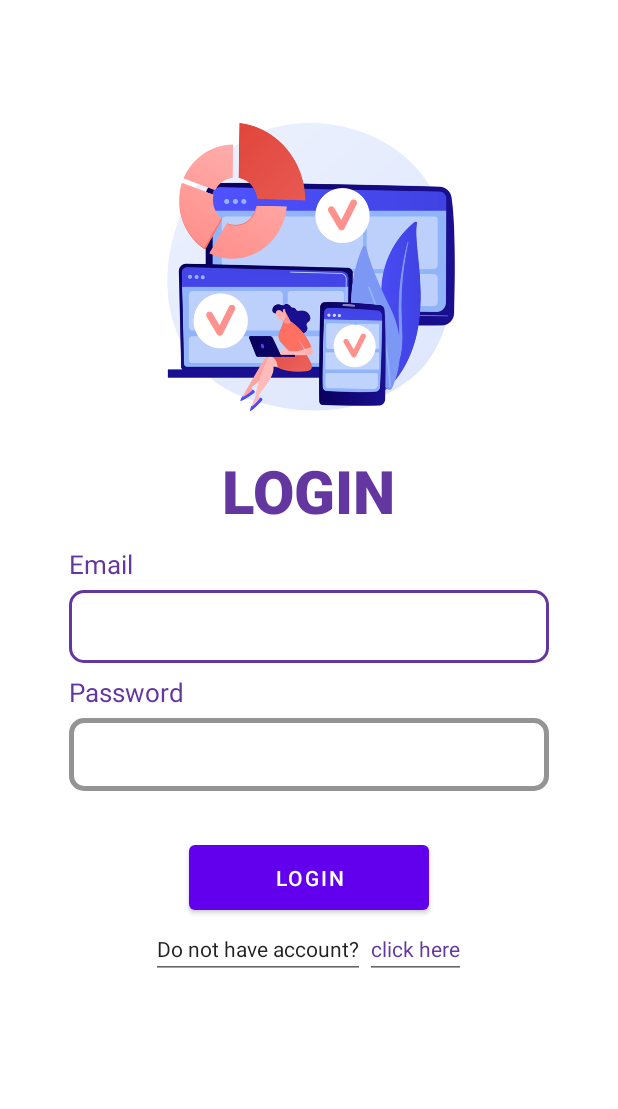
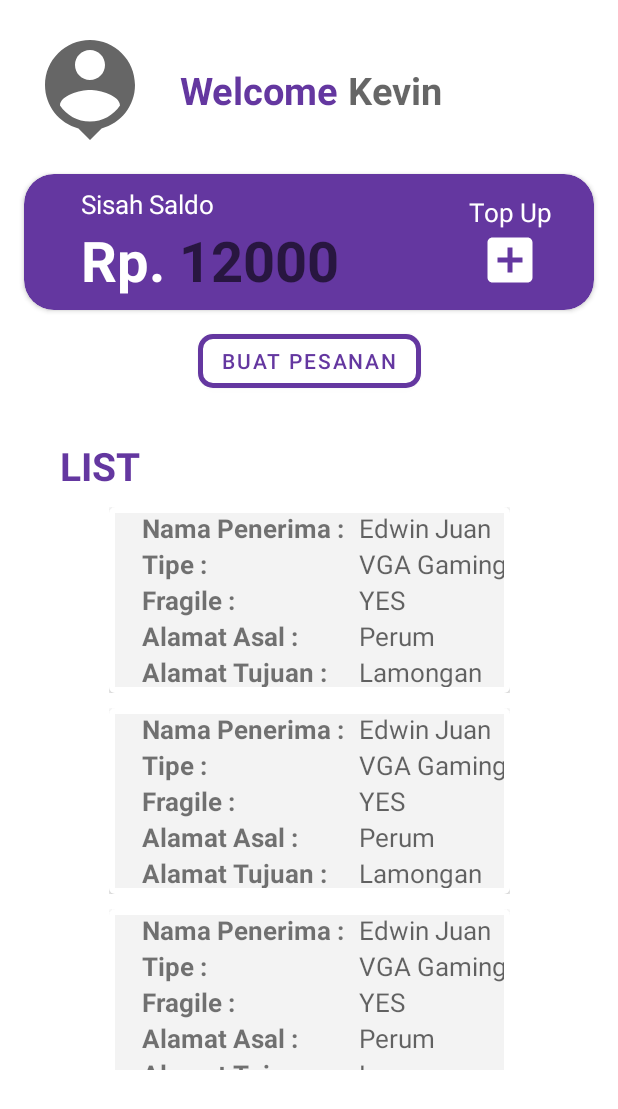
Before and after one commit to NathKevin/UAS_PBP, an Android app: the layout activity_main.xml on its own in the app's theme, with its tools: preview values and no code run, on a phone screen of 412 x 824 dp. Shown: the top 1109 px of the screen. Run offline under Robolectric (Android 15) with nearby library versions, the light colour scheme and no system bars.

Commit message:
Update XML main+RV

```diff
--- a/app/build.gradle
+++ b/app/build.gradle
@@ -33,6 +33,8 @@ android {
 }
 
 dependencies {
+    implementation 'androidx.legacy:legacy-support-v4:1.0.0'
+
     //ROOM
     def room_version = "2.3.0"
 
--- a/app/src/main/java/com/example/uts/Login.java
+++ b/app/src/main/java/com/example/uts/Login.java
@@ -31,6 +31,8 @@ public class Login extends AppCompatActivity implements Serializable {
         user = new User();
         binding.setUser(user);
         binding.setActivity(this);
+        user.setEmail("");
+        user.setPassword("");
 
     }
 
--- a/app/src/main/java/com/example/uts/Register.java
+++ b/app/src/main/java/com/example/uts/Register.java
@@ -25,7 +25,12 @@ public class Register extends AppCompatActivity {
         user = new User();
         binding.setUser(user);
         binding.setActivity(this);
-
+        user.setPassword("");
+        user.setEmail("");
+        user.setNama("");
+        user.setConfirmPassword("");
+        user.setNoTelp("");
+        user.setUang(0);
     }
 
     public View.OnClickListener btnSignUp = new View.OnClickListener() {
--- /dev/null
+++ b/app/src/main/java/com/example/uts/deliveryForm.java
@@ -0,0 +1,14 @@
+package com.example.uts;
+
+import androidx.appcompat.app.AppCompatActivity;
+
+import android.os.Bundle;
+
+public class deliveryForm extends AppCompatActivity {
+
+    @Override
+    protected void onCreate(Bundle savedInstanceState) {
+        super.onCreate(savedInstanceState);
+        setContentView(R.layout.activity_delivery_form);
+    }
+}
--- /dev/null
+++ b/app/src/main/java/com/example/uts/model/Delivery.java
@@ -0,0 +1,67 @@
+package com.example.uts.model;
+
+public class Delivery {
+    private String namaPenerima;
+    private String tipe;
+    private String fragile;
+    private String addPickup;
+    private String addTujuan;
+    private int idUser;
+
+    public Delivery(String namaPenerima, String tipe, String fragile, String addPickup, String addTujuan, int idUser) {
+        this.namaPenerima = namaPenerima;
+        this.tipe = tipe;
+        this.fragile = fragile;
+        this.addPickup = addPickup;
+        this.addTujuan = addTujuan;
+        this.idUser = idUser;
+    }
+
+    public String getNamaPenerima() {
+        return namaPenerima;
+    }
+
+    public void setNamaPenerima(String namaPenerima) {
+        this.namaPenerima = namaPenerima;
+    }
+
+    public String getTipe() {
+        return tipe;
+    }
+
+    public void setTipe(String tipe) {
+        this.tipe = tipe;
+    }
+
+    public String isFragile() {
+        return fragile;
+    }
+
+    public void setFragile(String fragile) {
+        this.fragile = fragile;
+    }
+
+    public String getAddPickup() {
+        return addPickup;
+    }
+
+    public void setAddPickup(String addPickup) {
+        this.addPickup = addPickup;
+    }
+
+    public String getAddTujuan() {
+        return addTujuan;
+    }
+
+    public void setAddTujuan(String addTujuan) {
+        this.addTujuan = addTujuan;
+    }
+
+    public int getIdUser() {
+        return idUser;
+    }
+
+    public void setIdUser(int idUser) {
+        this.idUser = idUser;
+    }
+}
--- a/app/src/main/java/com/example/uts/model/User.java
+++ b/app/src/main/java/com/example/uts/model/User.java
@@ -10,6 +10,8 @@ import androidx.room.Entity;
 import androidx.room.PrimaryKey;
 
 import com.example.uts.BR;
+
+import java.util.List;
 
 @Entity(tableName = "user")
 public class User extends BaseObservable implements Parcelable {
@@ -27,6 +29,10 @@ public class User extends BaseObservable implements Parcelable {
 
     @ColumnInfo(name = "pass")
     public String password;
+
+    @ColumnInfo(name = "uang")
+    public int uang;
+
 
     public String confirmPassword;
 
@@ -98,6 +104,18 @@ public class User extends BaseObservable implements Parcelable {
         notifyPropertyChanged(BR.password);
     }
 
+    @Bindable
+    public int getUang() {
+        return uang;
+    }
+
+    public void setUang(int uang) {
+
+        this.uang = uang;
+        notifyPropertyChanged(BR.uang);
+    }
+
+
     //  Bagian ini merupakan implementasi dari Parcelable agar kita dapat mengirim data dalam bentuk kelas.
     @Override
     public int describeContents() {
@@ -111,6 +129,7 @@ public class User extends BaseObservable implements Parcelable {
         parcel.writeString(noTelp);
         parcel.writeString(email);
         parcel.writeString(password);
+        parcel.writeInt(uang);
     }
 
     protected User(Parcel in) {
@@ -119,6 +138,7 @@ public class User extends BaseObservable implements Parcelable {
         noTelp = in.readString();
         email = in.readString();
         password = in.readString();
+        uang = in.readInt();
     }
 
     public static final Creator<User> CREATOR = new Creator<User>() {
--- /dev/null
+++ b/app/src/main/res/drawable/ic_baseline_add_box_24.xml
@@ -0,0 +1,10 @@
+<vector xmlns:android="http://schemas.android.com/apk/res/android"
+    android:width="24dp"
+    android:height="24dp"
+    android:viewportWidth="24"
+    android:viewportHeight="24"
+    android:tint="?attr/colorControlNormal">
+  <path
+      android:fillColor="@android:color/white"
+      android:pathData="M19,3L5,3c-1.11,0 -2,0.9 -2,2v14c0,1.1 0.89,2 2,2h14c1.1,0 2,-0.9 2,-2L21,5c0,-1.1 -0.9,-2 -2,-2zM17,13h-4v4h-2v-4L7,13v-2h4L11,7h2v4h4v2z"/>
+</vector>
--- /dev/null
+++ b/app/src/main/res/drawable/ic_baseline_person_pin_24.xml
@@ -0,0 +1,10 @@
+<vector xmlns:android="http://schemas.android.com/apk/res/android"
+    android:width="24dp"
+    android:height="24dp"
+    android:viewportWidth="24"
+    android:viewportHeight="24"
+    android:tint="?attr/colorControlNormal">
+  <path
+      android:fillColor="@android:color/white"
+      android:pathData="M12,2c-4.97,0 -9,4.03 -9,9 0,4.17 2.84,7.67 6.69,8.69L12,22l2.31,-2.31C18.16,18.67 21,15.17 21,11c0,-4.97 -4.03,-9 -9,-9zM12,4c1.66,0 3,1.34 3,3s-1.34,3 -3,3 -3,-1.34 -3,-3 1.34,-3 3,-3zM12,18.3c-2.5,0 -4.71,-1.28 -6,-3.22 0.03,-1.99 4,-3.08 6,-3.08 1.99,0 5.97,1.09 6,3.08 -1.29,1.94 -3.5,3.22 -6,3.22z"/>
+</vector>
--- /dev/null
+++ b/app/src/main/res/layout/activity_delivery_form.xml
@@ -0,0 +1,22 @@
+<?xml version="1.0" encoding="utf-8"?>
+<layout>
+    <data>
+        <variable
+            name="user"
+            type="com.example.uts.model.User" />
+        <variable
+            name="activity"
+            type="com.example.uts.deliveryForm" />
+    </data>
+
+<androidx.constraintlayout.widget.ConstraintLayout
+    xmlns:android="http://schemas.android.com/apk/res/android"
+    xmlns:app="http://schemas.android.com/apk/res-auto"
+    xmlns:tools="http://schemas.android.com/tools"
+    android:layout_width="match_parent"
+    android:layout_height="match_parent"
+    tools:context=".deliveryForm">
+
+</androidx.constraintlayout.widget.ConstraintLayout>
+
+</layout>
--- a/app/src/main/res/layout/activity_main.xml
+++ b/app/src/main/res/layout/activity_main.xml
@@ -1,5 +1,13 @@
 <?xml version="1.0" encoding="utf-8"?>
-<LinearLayout
+<layout>
+
+    <data>
+        <variable
+            name="user"
+            type="com.example.uts.model.User" />
+    </data>
+
+    <androidx.constraintlayout.widget.ConstraintLayout
         xmlns:android="http://schemas.android.com/apk/res/android"
         xmlns:app="http://schemas.android.com/apk/res-auto"
         xmlns:tools="http://schemas.android.com/tools"
@@ -10,103 +18,151 @@
         tools:context=".MainActivity">
 
         <ImageView
-        android:layout_width="230dp"
-        android:layout_height="230dp"
-        android:src="@drawable/login2"
-        android:layout_marginTop="60dp"/>
+            android:id="@+id/icon"
+            android:layout_width="80dp"
+            android:layout_height="80dp"
+            android:src="@drawable/ic_baseline_person_pin_24"
+            app:layout_constraintStart_toStartOf="parent"
+            app:layout_constraintTop_toTopOf="parent"
+            android:layout_marginLeft="20dp"
+            android:layout_marginTop="20dp"/>
+
+        <TextView
+            android:id="@+id/txtWelcome"
+            android:layout_width="wrap_content"
+            android:layout_height="wrap_content"
+            android:text="Welcome "
+            app:layout_constraintStart_toEndOf="@id/icon"
+            app:layout_constraintTop_toTopOf="@id/icon"
+            app:layout_constraintBottom_toBottomOf="@id/icon"
+            android:textSize="25dp"
+            android:layout_marginStart="20dp"
+            android:textStyle="bold"
+            android:textColor="#6437A0"/>
 
         <TextView
             android:layout_width="wrap_content"
             android:layout_height="wrap_content"
-        android:text="LOGIN"
-        android:textSize="40dp"
-        android:textColor="#6437A0"
-        android:fontFamily="sans-serif-medium"
+            android:text="@{user.nama}"
+            android:hint="Kevin"
+            app:layout_constraintStart_toEndOf="@id/txtWelcome"
+            app:layout_constraintTop_toTopOf="@+id/txtWelcome"
+            android:textSize="25dp"
             android:textStyle="bold"
-        android:layout_marginTop="10dp"/>
+            android:textColor="#6437A0"/>
 
-    <LinearLayout
-        android:layout_width="320dp"
+        <androidx.cardview.widget.CardView
+            android:id="@+id/card"
+            android:layout_width="match_parent"
             android:layout_height="wrap_content"
-        android:layout_marginTop="10dp"
-        android:orientation="vertical">
+            app:layout_constraintTop_toBottomOf="@+id/icon"
+            android:layout_marginTop="12dp"
+            app:cardCornerRadius="20dp"
+            app:cardBackgroundColor="#6437A0"
+            android:layout_margin="16dp">
+
+            <androidx.constraintlayout.widget.ConstraintLayout
+                android:layout_width="match_parent"
+                android:layout_height="match_parent"
+                android:padding="8dp">
+
+                <TextView
+                    android:id="@+id/judulSaldo"
+                    android:layout_width="wrap_content"
+                    android:layout_height="wrap_content"
+                    android:text="Sisah Saldo"
+                    android:textColor="@color/white"
+                    app:layout_constraintStart_toStartOf="parent"
+                    android:layout_marginStart="30dp"
+                    android:textSize="17dp"/>
+
+                <TextView
+                    android:id="@+id/rupiah"
+                    android:layout_width="wrap_content"
+                    android:layout_height="wrap_content"
+                    android:text="Rp. "
+                    android:textSize="37dp"
+                    android:textColor="@color/white"
+                    app:layout_constraintTop_toBottomOf="@+id/judulSaldo"
+                    app:layout_constraintStart_toStartOf="@+id/judulSaldo"
+                    android:textStyle="bold"/>
 
                 <TextView
                     android:layout_width="wrap_content"
                     android:layout_height="wrap_content"
-            android:text="Email"
-            android:textColor="#6437A0"
+                    android:text="@{user.uang}"
+                    android:hint="12000"
+                    android:textSize="37dp"
+                    android:textColor="@color/white"
+                    app:layout_constraintTop_toBottomOf="@+id/judulSaldo"
+                    app:layout_constraintStart_toEndOf="@id/rupiah"
+                    android:textStyle="bold"/>
+
+                <ImageView
+                    android:id="@+id/btnTopup"
+                    android:layout_width="40dp"
+                    android:layout_height="40dp"
+                    android:src="@drawable/ic_baseline_add_box_24"
+                    app:layout_constraintEnd_toEndOf="parent"
+                    app:layout_constraintTop_toTopOf="@+id/rupiah"
+                    app:layout_constraintBottom_toBottomOf="@+id/rupiah"
+                    android:layout_marginEnd="28dp"
+                    android:tint="@color/white"/>
+
+                <TextView
+                    android:id="@+id/judulTopup"
+                    android:layout_width="wrap_content"
+                    android:layout_height="wrap_content"
+                    android:text="Top Up"
+                    android:textColor="@color/white"
+                    app:layout_constraintEnd_toEndOf="@+id/btnTopup"
+                    app:layout_constraintStart_toStartOf="@+id/btnTopup"
+                    app:layout_constraintBottom_toTopOf="@+id/btnTopup"
                     android:textSize="17dp"/>
 
-        <com.google.android.material.textfield.TextInputLayout
-            android:layout_width="match_parent"
+
+            </androidx.constraintlayout.widget.ConstraintLayout>
+
+        </androidx.cardview.widget.CardView>
+
+        <com.google.android.material.button.MaterialButton
+            android:id="@+id/btnCreate"
+            android:layout_width="wrap_content"
             android:layout_height="wrap_content"
-            android:outlineSpotShadowColor="@color/black"
-            style="@style/Widget.MaterialComponents.TextInputLayout.OutlinedBox.Dense"
-            app:boxStrokeColor="#6437A0"
-            app:boxStrokeWidth="3dp"
-            app:boxCornerRadiusBottomEnd="10dp"
-            app:boxCornerRadiusBottomStart="10dp"
-            app:boxCornerRadiusTopEnd="10dp"
-            app:boxCornerRadiusTopStart="10dp">
-
-            <com.google.android.material.textfield.TextInputEditText
-                android:layout_width="match_parent"
-                android:layout_height="wrap_content"/>
-        </com.google.android.material.textfield.TextInputLayout>
+            app:layout_constraintTop_toBottomOf="@+id/card"
+            app:layout_constraintStart_toStartOf="parent"
+            app:layout_constraintEnd_toEndOf="parent"
+            android:layout_marginTop="10dp"
+            android:text="Buat Pesanan"
+            app:cornerRadius="10dp"
+            android:backgroundTint="@color/white"
+            app:strokeColor="#6437A0"
+            app:strokeWidth="3dp"
+            android:textColor="#6437A0"/>
 
         <TextView
+            android:id="@+id/judulList"
             android:layout_width="wrap_content"
             android:layout_height="wrap_content"
-            android:text="Password"
-            android:layout_marginTop="7dp"
-            android:textColor="#6437A0"
-            android:textSize="17dp"/>
+            android:text="LIST"
+            app:layout_constraintTop_toBottomOf="@+id/btnCreate"
+            app:layout_constraintStart_toStartOf="parent"
+            android:layout_marginTop="28dp"
+            android:layout_marginStart="40dp"
+            android:textSize="26dp"
+            android:textStyle="bold"
+            android:textColor="#6437A0"/>
 
-        <com.google.android.material.textfield.TextInputLayout
-            android:layout_width="match_parent"
-            android:layout_height="wrap_content"
-            android:outlineSpotShadowColor="@color/black"
-            style="@style/Widget.MaterialComponents.TextInputLayout.OutlinedBox.Dense"
-            app:boxStrokeColor="#6437A0"
-            app:boxStrokeWidth="3dp"
-            app:boxCornerRadiusBottomEnd="10dp"
-            app:boxCornerRadiusBottomStart="10dp"
-            app:boxCornerRadiusTopEnd="10dp"
-            app:boxCornerRadiusTopStart="10dp">
-
-            <com.google.android.material.textfield.TextInputEditText
-                android:layout_width="match_parent"
-                android:layout_height="wrap_content"/>
-        </com.google.android.material.textfield.TextInputLayout>
-
-    </LinearLayout>
-
-    <Button
-        android:layout_width="160dp"
-        android:layout_height="55dp"
-        android:text="Login"
-        android:layout_marginTop="30dp"/>
-
-    <LinearLayout
+        <androidx.recyclerview.widget.RecyclerView
+            android:id="@+id/recycleView"
             android:layout_width="wrap_content"
-        android:layout_height="wrap_content"
-        android:orientation="horizontal">
-
-        <EditText
-            android:layout_width="wrap_content"
-            android:layout_height="wrap_content"
-            android:text="Do not have account?"
-            android:textSize="14dp"/>
-
-        <EditText
-            android:layout_width="wrap_content"
-            android:layout_height="wrap_content"
-            android:text="click here"
-            android:textColor="#6437A0"
-            android:textSize="14dp"/>
-
-    </LinearLayout>
+            android:layout_height="385dp"
+            tools:listitem="@layout/recycler_view"
+            app:layout_constraintTop_toBottomOf="@id/judulList"
+            app:layout_constraintStart_toStartOf="parent"
+            app:layout_constraintEnd_toEndOf="parent"
+            />
 
 
-</LinearLayout>
+    </androidx.constraintlayout.widget.ConstraintLayout>
+</layout>
--- /dev/null
+++ b/app/src/main/res/layout/recycler_view.xml
@@ -0,0 +1,139 @@
+<?xml version="1.0" encoding="utf-8"?>
+<layout
+    xmlns:android="http://schemas.android.com/apk/res/android"
+    xmlns:app="http://schemas.android.com/apk/res-auto"
+    xmlns:tools="http://schemas.android.com/tools">
+
+    <data>
+        <variable
+            name="deliver"
+            type="com.example.uts.model.Delivery" />
+    </data>
+
+    <LinearLayout
+        android:layout_width="match_parent"
+        android:layout_height="wrap_content"
+        android:layout_marginTop="10dp"
+        android:orientation="vertical">
+
+        <com.google.android.material.card.MaterialCardView
+            android:layout_width="match_parent"
+            android:layout_height="wrap_content"
+            android:focusable="true"
+            app:strokeWidth="4dp"
+            app:cardElevation="5dp"
+            app:cardBackgroundColor="#F3F3F3">
+
+            <androidx.constraintlayout.widget.ConstraintLayout
+                android:layout_width="match_parent"
+                android:layout_height="wrap_content"
+                android:layout_margin="2dp">
+
+                <TextView
+                    android:id="@+id/textNama"
+                    android:layout_width="wrap_content"
+                    android:layout_height="wrap_content"
+                    android:text="Nama Penerima :"
+                    android:textStyle="bold"
+                    app:layout_constraintStart_toStartOf="parent"
+                    android:layout_marginLeft="20dp"
+                    android:textSize="17dp"/>
+
+                <TextView
+                    android:id="@+id/isiNama"
+                    android:layout_width="wrap_content"
+                    android:layout_height="wrap_content"
+                    android:layout_marginLeft="10dp"
+                    android:text="@{deliver.namaPenerima}"
+                    android:hint="Edwin Juan"
+                    app:layout_constraintStart_toEndOf="@id/textNama"
+                    android:textSize="17dp"/>
+
+                <TextView
+                    android:id="@+id/textTipe"
+                    android:layout_width="wrap_content"
+                    android:layout_height="wrap_content"
+                    android:text="Tipe :"
+                    android:textStyle="bold"
+                    app:layout_constraintStart_toStartOf="@+id/textNama"
+                    app:layout_constraintTop_toBottomOf="@+id/textNama"
+                    android:textSize="17dp"/>
+
+                <TextView
+                    android:id="@+id/isiTipe"
+                    android:layout_width="wrap_content"
+                    android:layout_height="wrap_content"
+                    android:text="@{deliver.tipe}"
+                    android:hint="VGA Gaming"
+                    app:layout_constraintStart_toStartOf="@+id/isiNama"
+                    app:layout_constraintTop_toBottomOf="@+id/isiNama"
+                    android:textSize="17dp"/>
+
+                <TextView
+                    android:id="@+id/textFragile"
+                    android:layout_width="wrap_content"
+                    android:layout_height="wrap_content"
+                    android:text="Fragile :"
+                    android:textStyle="bold"
+                    app:layout_constraintStart_toStartOf="@+id/textTipe"
+                    app:layout_constraintTop_toBottomOf="@+id/textTipe"
+                    android:textSize="17dp"/>
+
+                <TextView
+                    android:id="@+id/isiFragile"
+                    android:layout_width="wrap_content"
+                    android:layout_height="wrap_content"
+                    android:text="@{deliver.fragile}"
+                    android:hint="YES"
+                    app:layout_constraintStart_toStartOf="@+id/isiTipe"
+                    app:layout_constraintTop_toBottomOf="@+id/isiTipe"
+                    android:textSize="17dp"/>
+
+                <TextView
+                    android:id="@+id/textAsal"
+                    android:layout_width="wrap_content"
+                    android:layout_height="wrap_content"
+                    android:text="Alamat Asal :"
+                    android:textStyle="bold"
+                    app:layout_constraintStart_toStartOf="@+id/textFragile"
+                    app:layout_constraintTop_toBottomOf="@+id/textFragile"
+                    android:textSize="17dp"/>
+
+                <TextView
+                    android:id="@+id/isiAsal"
+                    android:layout_width="wrap_content"
+                    android:layout_height="wrap_content"
+                    android:text="@{deliver.addPickup}"
+                    android:hint="Perum"
+                    app:layout_constraintStart_toStartOf="@+id/isiFragile"
+                    app:layout_constraintTop_toBottomOf="@+id/isiFragile"
+                    android:textSize="17dp"/>
+
+                <TextView
+                    android:id="@+id/textTujuan"
+                    android:layout_width="wrap_content"
+                    android:layout_height="wrap_content"
+                    android:text="Alamat Tujuan :"
+                    android:textStyle="bold"
+                    app:layout_constraintStart_toStartOf="@+id/textAsal"
+                    app:layout_constraintTop_toBottomOf="@+id/textAsal"
+                    android:textSize="17dp"/>
+
+                <TextView
+                    android:id="@+id/isiTujuan"
+                    android:layout_width="wrap_content"
+                    android:layout_height="wrap_content"
+                    android:text="@{deliver.addTujuan}"
+                    android:hint="Lamongan"
+                    app:layout_constraintStart_toStartOf="@+id/isiAsal"
+                    app:layout_constraintTop_toBottomOf="@+id/isiAsal"
+                    android:textSize="17dp"/>
+
+
+            </androidx.constraintlayout.widget.ConstraintLayout>
+
+        </com.google.android.material.card.MaterialCardView>
+    </LinearLayout>
+
+
+</layout>
--- a/app/src/main/res/values/strings.xml
+++ b/app/src/main/res/values/strings.xml
@@ -1,3 +1,5 @@
 <resources>
     <string name="app_name">UTS</string>
+    <!-- TODO: Remove or change this placeholder text -->
+    <string name="hello_blank_fragment">Hello blank fragment</string>
 </resources>
```
Also changed, not shown: app/src/main/AndroidManifest.xml (+4 -4 lines). Lines whose indentation alone changed are shown as unchanged.
